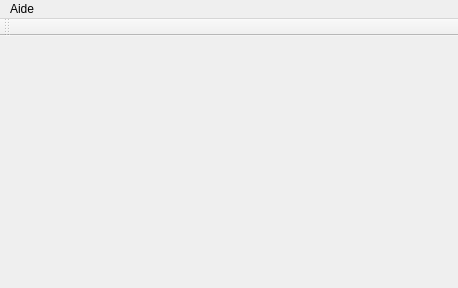
Qt form mainwindow.ui (Tornadeur/Wifibot-Controler) before a commit.
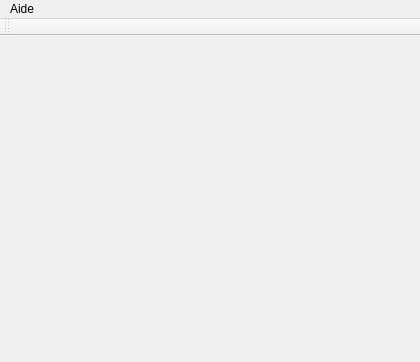
The same form after that commit. Icons and pictures are not drawn.

```diff
--- a/mainwindow.ui
+++ b/mainwindow.ui
@@ -6,8 +6,8 @@
    <rect>
     <x>0</x>
     <y>0</y>
-    <width>458</width>
-    <height>288</height>
+    <width>420</width>
+    <height>362</height>
    </rect>
   </property>
   <property name="windowTitle">
@@ -23,7 +23,7 @@
     <rect>
      <x>0</x>
      <y>0</y>
-     <width>458</width>
+     <width>420</width>
      <height>21</height>
     </rect>
    </property>
```
